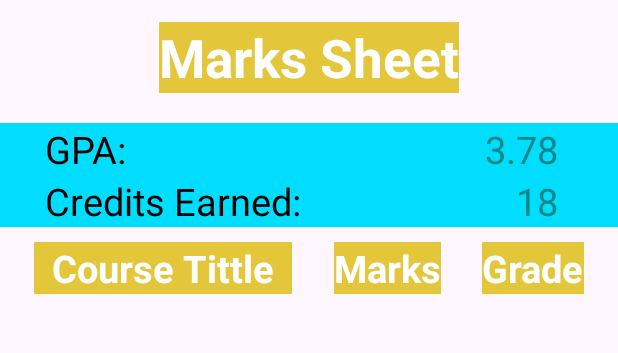
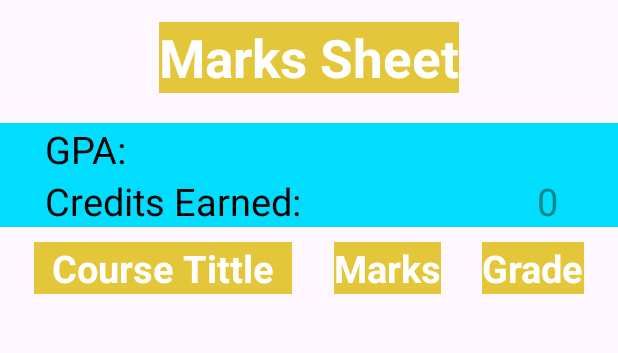
Before and after one commit to wahaj35/GPA-Finder, an Android app: the Report screen opened through its navigation route, on a phone screen of 412 x 824 dp, the part 53-406 px from its top. Run offline under Robolectric (Android 15) with nearby library versions, the phone set to English and light mode, and no system bars; our stand-ins replace data binding.

Commit message:
Finished Report Fragment

```diff
--- a/app/src/main/res/layout/fragment_report.xml
+++ b/app/src/main/res/layout/fragment_report.xml
@@ -72,7 +72,6 @@
                     android:layout_width="wrap_content"
                     android:layout_height="wrap_content"
                     android:layout_marginEnd="40dp"
-                    android:text="3.78"
                     android:textColor="@color/design_default_color_secondary_variant"
                     android:textSize="25sp"
                     app:layout_constraintBottom_toBottomOf="@+id/gpaText"
@@ -96,7 +95,7 @@
                     android:layout_width="wrap_content"
                     android:layout_height="wrap_content"
                     android:layout_marginEnd="40dp"
-                    android:text="18"
+                    android:text="0"
                     android:textColor="@color/design_default_color_secondary_variant"
                     android:textSize="25sp"
                     app:layout_constraintBottom_toBottomOf="@id/CreditEarnedText"
--- a/app/src/main/res/navigation/navigation.xml
+++ b/app/src/main/res/navigation/navigation.xml
@@ -20,5 +20,9 @@
         android:id="@+id/report2"
         android:name="com.example.about.Report"
         android:label="fragment_report"
-        tools:layout="@layout/fragment_report" />
+        tools:layout="@layout/fragment_report" >
+        <action
+            android:id="@+id/action_report2_to_dataInput5"
+            app:destination="@id/dataInput5" />
+    </fragment>
 </navigation>
```
